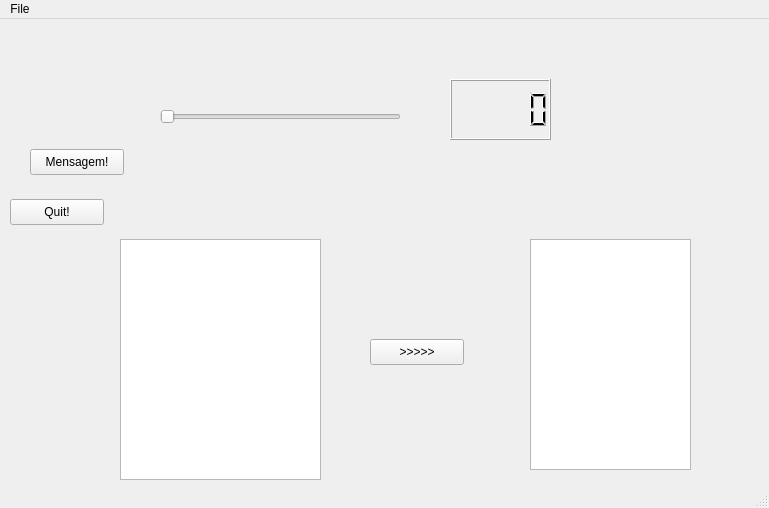
First picture: the form in helloqt/mainwindow.ui, repository agostinhobritojr/dca3303, before the edit.
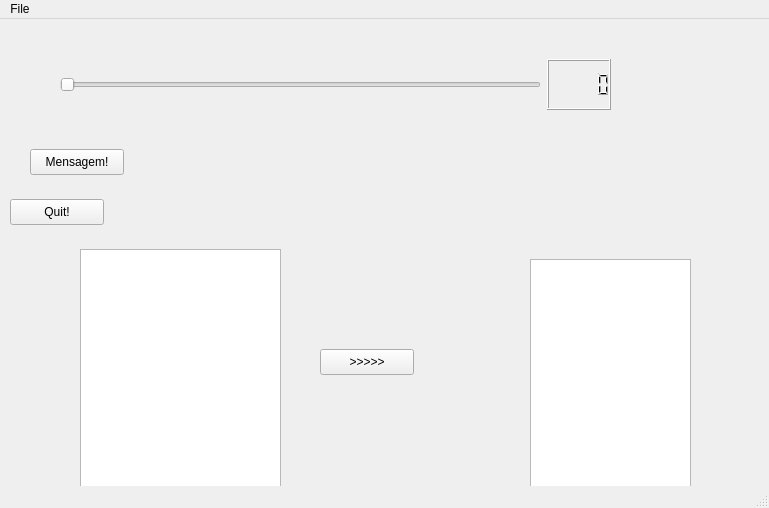
Second picture: the form after the edit.

The edit to the form file:
```diff
--- a/helloqt/mainwindow.ui
+++ b/helloqt/mainwindow.ui
@@ -27,29 +27,6 @@
      <string>Quit!</string>
     </property>
    </widget>
-   <widget class="QSlider" name="horizontalSlider">
-    <property name="geometry">
-     <rect>
-      <x>160</x>
-      <y>90</y>
-      <width>241</width>
-      <height>16</height>
-     </rect>
-    </property>
-    <property name="orientation">
-     <enum>Qt::Orientation::Horizontal</enum>
-    </property>
-   </widget>
-   <widget class="QLCDNumber" name="lcdNumber">
-    <property name="geometry">
-     <rect>
-      <x>450</x>
-      <y>60</y>
-      <width>101</width>
-      <height>61</height>
-     </rect>
-    </property>
-   </widget>
    <widget class="QPushButton" name="pushButtonMensagem">
     <property name="geometry">
      <rect>
@@ -66,8 +43,8 @@
    <widget class="QPlainTextEdit" name="plainTextEditOrigem">
     <property name="geometry">
      <rect>
-      <x>120</x>
-      <y>220</y>
+      <x>80</x>
+      <y>230</y>
       <width>201</width>
       <height>241</height>
      </rect>
@@ -77,7 +54,7 @@
     <property name="geometry">
      <rect>
       <x>530</x>
-      <y>220</y>
+      <y>240</y>
       <width>161</width>
       <height>231</height>
      </rect>
@@ -86,8 +63,8 @@
    <widget class="QPushButton" name="pushButtonCopia">
     <property name="geometry">
      <rect>
-      <x>370</x>
-      <y>320</y>
+      <x>320</x>
+      <y>330</y>
       <width>94</width>
       <height>26</height>
      </rect>
@@ -96,6 +73,28 @@
      <string>&gt;&gt;&gt;&gt;&gt;</string>
     </property>
    </widget>
+   <widget class="QWidget" name="">
+    <property name="geometry">
+     <rect>
+      <x>60</x>
+      <y>40</y>
+      <width>551</width>
+      <height>51</height>
+     </rect>
+    </property>
+    <layout class="QHBoxLayout" name="horizontalLayout">
+     <item>
+      <widget class="QSlider" name="horizontalSlider">
+       <property name="orientation">
+        <enum>Qt::Orientation::Horizontal</enum>
+       </property>
+      </widget>
+     </item>
+     <item>
+      <widget class="QLCDNumber" name="lcdNumber"/>
+     </item>
+    </layout>
+   </widget>
   </widget>
   <widget class="QMenuBar" name="menubar">
    <property name="geometry">
```
